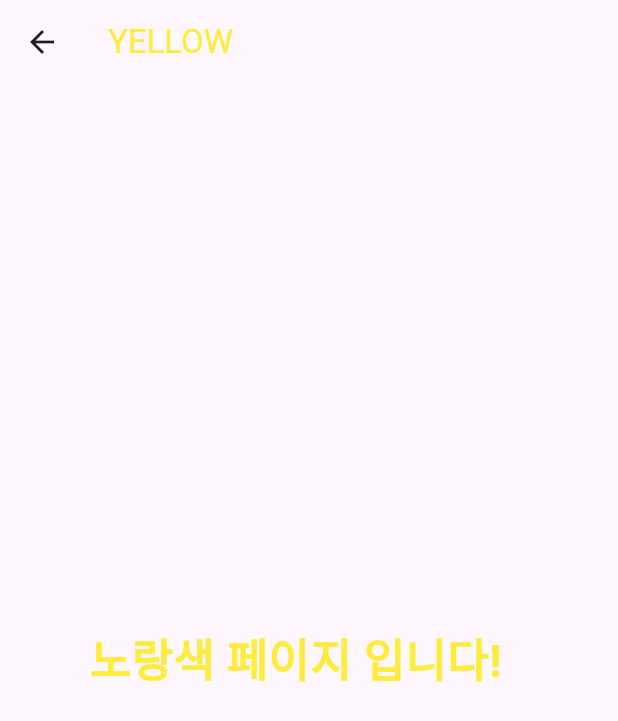
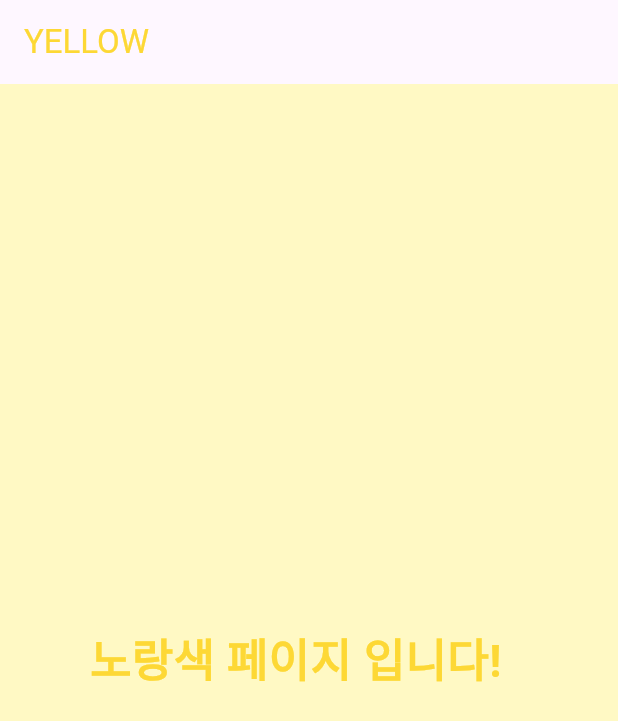
Before and after one commit to dlworua/rainbow, a Flutter app: the Yellow screen opened directly, on a phone screen of 412 x 824 dp. Shown: the top 721 px of the screen. Run offline on Flutter 3.47's test engine with Material 3 defaults, Android fonts, the phone set to English and light mode, and no system bars.

Commit message:
feat: 모든 페이지 완성

```diff
--- a/lib/ui/pages/blue/blue.dart
+++ b/lib/ui/pages/blue/blue.dart
@@ -4,6 +4,7 @@ class Blue extends StatelessWidget {
   @override
   Widget build(BuildContext context) {
     return Scaffold(
+      backgroundColor: Colors.blue[100],
       appBar: AppBar(title: Text('BLUE', style: TextStyle(color: Colors.blue))),
       body: Column(
         mainAxisAlignment: MainAxisAlignment.center,
--- a/lib/ui/pages/green/green.dart
+++ b/lib/ui/pages/green/green.dart
@@ -4,6 +4,7 @@ class Green extends StatelessWidget {
   @override
   Widget build(BuildContext context) {
     return Scaffold(
+      backgroundColor: Colors.green[100],
       appBar: AppBar(
         title: Text('GREEN', style: TextStyle(color: Colors.green)),
       ),
--- a/lib/ui/pages/indigo/indigo.dart
+++ b/lib/ui/pages/indigo/indigo.dart
@@ -5,6 +5,7 @@ class Indigo extends StatelessWidget {
   @override
   Widget build(BuildContext context) {
     return Scaffold(
+      backgroundColor: Colors.indigo[100],
       appBar: AppBar(
         title: Text('INDIGO', style: TextStyle(color: Colors.indigo)),
       ),
--- a/lib/ui/pages/orange/orange.dart
+++ b/lib/ui/pages/orange/orange.dart
@@ -4,6 +4,7 @@ class Orange extends StatelessWidget {
   @override
   Widget build(BuildContext context) {
     return Scaffold(
+      backgroundColor: Colors.orange[100],
       appBar: AppBar(
         title: Text('ORANGE', style: TextStyle(color: Colors.orange)),
       ),
--- a/lib/ui/pages/purple/purple.dart
+++ b/lib/ui/pages/purple/purple.dart
@@ -4,6 +4,7 @@ class Purple extends StatelessWidget {
   @override
   Widget build(BuildContext context) {
     return Scaffold(
+      backgroundColor: Colors.purple[100],
       appBar: AppBar(
         title: Text('PURPLE', style: TextStyle(color: Colors.purple)),
       ),
--- a/lib/ui/pages/red/red.dart
+++ b/lib/ui/pages/red/red.dart
@@ -4,6 +4,7 @@ class Red extends StatelessWidget {
   @override
   Widget build(BuildContext context) {
     return Scaffold(
+      backgroundColor: Colors.red[100],
       appBar: AppBar(title: Text('RED', style: TextStyle(color: Colors.red))),
       body: Column(
         mainAxisAlignment: MainAxisAlignment.center,
--- a/lib/ui/pages/yellow/yellow.dart
+++ b/lib/ui/pages/yellow/yellow.dart
@@ -4,8 +4,9 @@ class Yellow extends StatelessWidget {
   @override
   Widget build(BuildContext context) {
     return Scaffold(
+      backgroundColor: Colors.yellow[100],
       appBar: AppBar(
-        title: Text('YELLOW', style: TextStyle(color: Colors.yellow)),
+        title: Text('YELLOW', style: TextStyle(color: Colors.yellow[600])),
       ),
       body: Column(
         mainAxisAlignment: MainAxisAlignment.center,
@@ -15,7 +16,7 @@ class Yellow extends StatelessWidget {
             child: Text(
               '노랑색 페이지 입니다!',
               style: TextStyle(
-                color: Colors.yellow,
+                color: Colors.yellow[600],
                 fontSize: 30,
                 fontWeight: FontWeight.bold,
               ),
```
Also changed, not shown: lib/main.dart (+17 -1 lines).
